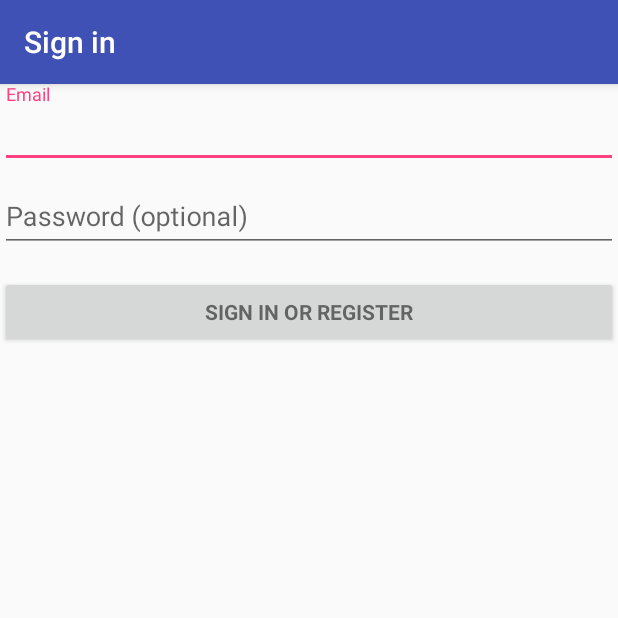
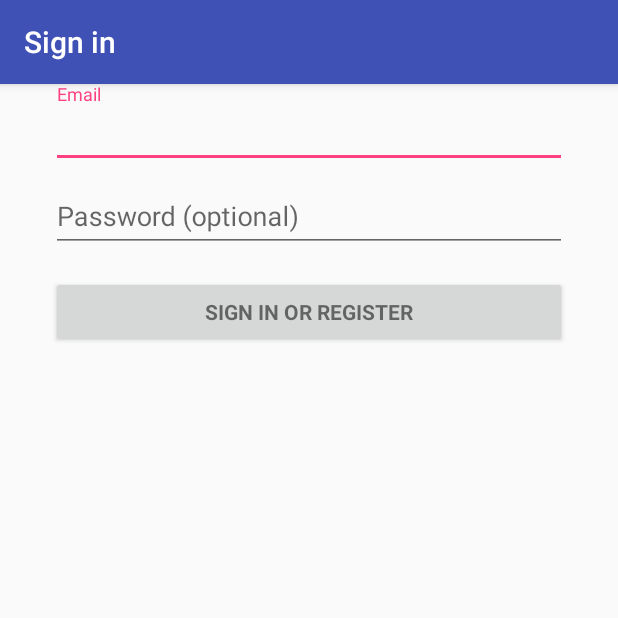
Before and after one commit to PlexusDevelopment/Todo-Android, an Android app: the screen it shows after launch (LoginActivity), on a phone screen of 412 x 824 dp, the top half of it. Run offline under Robolectric (Android 15) with nearby library versions, the phone set to English and light mode, and no system bars; 2 statements that could not run were skipped.

Commit message:
Minor fixes

```diff
--- a/app/src/main/java/com/example/hyunjinoh/todoapp/calendarActivity.java
+++ b/app/src/main/java/com/example/hyunjinoh/todoapp/calendarActivity.java
@@ -118,7 +118,7 @@ public class calendarActivity extends AppCompatActivity {
         @Override
         public View onCreateView(LayoutInflater inflater, ViewGroup container,
                                  Bundle savedInstanceState) {
-            View rootView = inflater.inflate(R.layout.fragment_calendar, container, false);
+            View rootView = inflater.inflate(R.layout.tab1todo, container, false);
             TextView textView = (TextView) rootView.findViewById(R.id.section_label);
             textView.setText(R.string.sample);
             return rootView;
--- a/app/src/main/res/layout/activity_login.xml
+++ b/app/src/main/res/layout/activity_login.xml
@@ -23,8 +23,8 @@
 
     <ScrollView
         android:id="@+id/login_form"
-        android:layout_width="match_parent"
-        android:layout_height="match_parent">
+        android:layout_width="344dp"
+        android:layout_height="524dp">
 
         <LinearLayout
             android:id="@+id/email_login_form"
```
